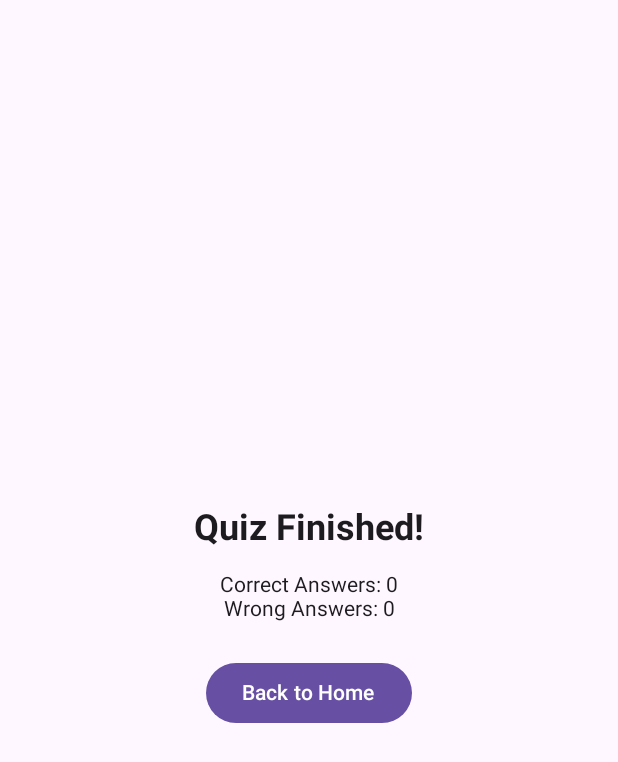
After one commit to aDamian88/LearningZone, an Android app built with Jetpack Compose: the composable SummaryScreen called with empty values, on a phone screen of 412 x 824 dp. The commit adds this screen. Shown: the top 762 px of the screen. Run offline under Robolectric (Android 15) with nearby library versions, the phone set to English and light mode, and no system bars.

Commit message:
Display summary screen after the end of the Quiz.

```diff
--- /dev/null
+++ b/app/src/main/java/com/adamian/learningzone/ui/summaryscreen/SummaryScreen.kt
@@ -0,0 +1,40 @@
+package com.adamian.learningzone.ui.summaryscreen
+
+import androidx.compose.foundation.layout.Arrangement
+import androidx.compose.foundation.layout.Column
+import androidx.compose.foundation.layout.Spacer
+import androidx.compose.foundation.layout.fillMaxSize
+import androidx.compose.foundation.layout.height
+import androidx.compose.foundation.layout.padding
+import androidx.compose.material3.Button
+import androidx.compose.material3.Text
+import androidx.compose.runtime.Composable
+import androidx.compose.ui.Alignment
+import androidx.compose.ui.Modifier
+import androidx.compose.ui.text.font.FontWeight
+import androidx.compose.ui.unit.dp
+import androidx.compose.ui.unit.sp
+
+@Composable
+fun SummaryScreen(
+    correctCount: Int,
+    wrongCount: Int,
+    onNavigateHome: () -> Unit
+) {
+    Column(
+        modifier = Modifier
+            .fillMaxSize()
+            .padding(24.dp),
+        horizontalAlignment = Alignment.CenterHorizontally,
+        verticalArrangement = Arrangement.Center
+    ) {
+        Text("Quiz Finished!", fontSize = 24.sp, fontWeight = FontWeight.Bold)
+        Spacer(modifier = Modifier.height(16.dp))
+        Text("Correct Answers: $correctCount")
+        Text("Wrong Answers: $wrongCount")
+        Spacer(modifier = Modifier.height(24.dp))
+        Button(onClick = onNavigateHome) {
+            Text("Back to Home")
+        }
+    }
+}
```
Also changed, not shown: app/src/main/java/com/adamian/learningzone/domain/model/QuestionItem.kt (+5 -8 lines), app/src/main/java/com/adamian/learningzone/ui/navigation/NavGraph.kt (+29 -0 lines), app/src/main/java/com/adamian/learningzone/ui/navigation/NavRoute.kt (+6 -1 lines), app/src/main/java/com/adamian/learningzone/ui/quizscreen/QuizScreen.kt (+2 -25 lines), app/src/main/res/raw/questions.json.
